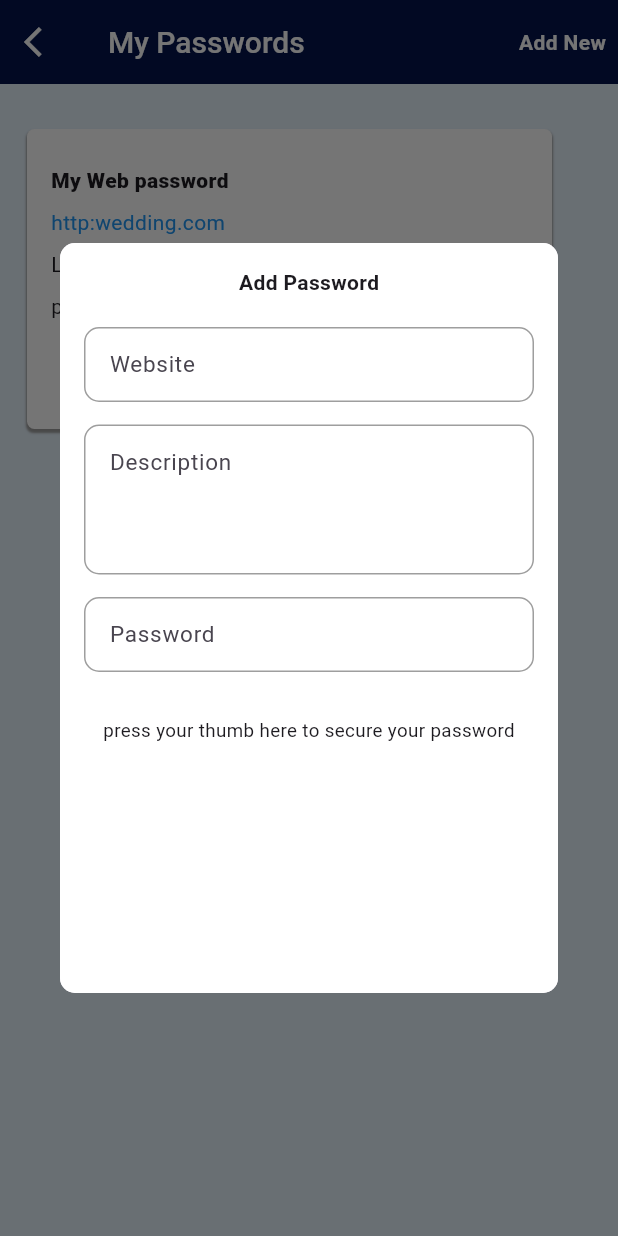
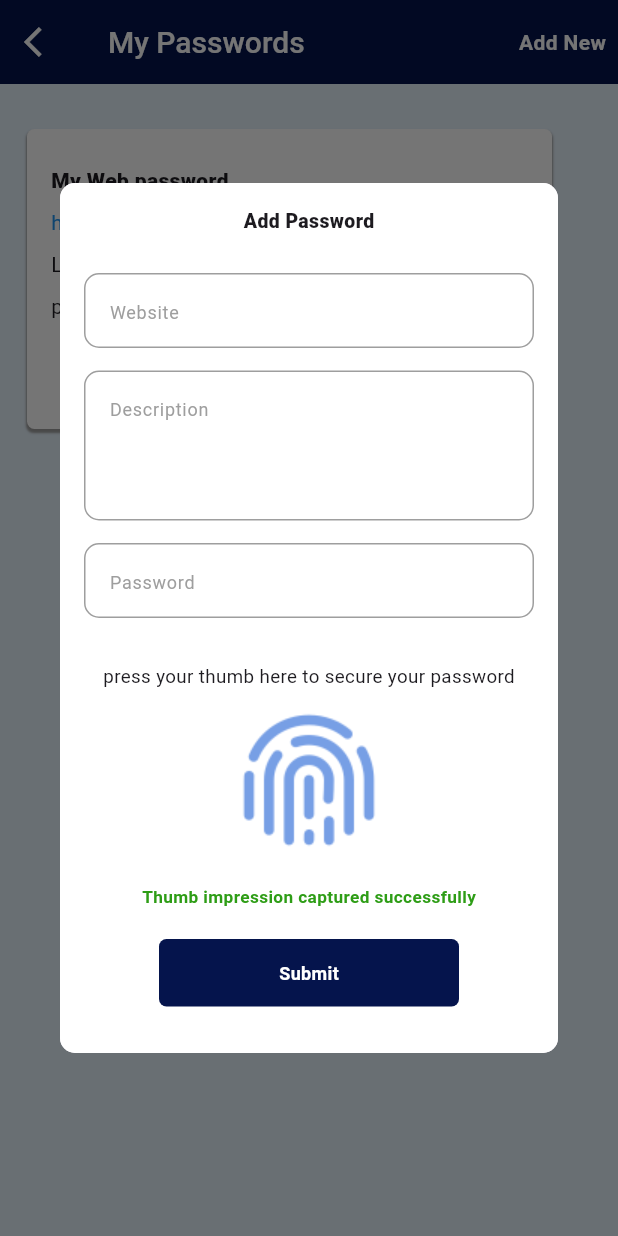
Before and after one commit to AthiraaAthi/project_way, a Flutter app: the PasswordsScreen screen opened directly, after a tap on "Add New", on a phone screen of 412 x 824 dp. Run offline on Flutter 3.47's test engine with Material 3 defaults, Android fonts, the phone set to English and light mode, and no system bars; our stand-ins replace carousel_slider, pinput, table_calendar.

Commit message:
completed add password dialog

```diff
--- a/lib/utils/image_constant/image_constant.dart
+++ b/lib/utils/image_constant/image_constant.dart
@@ -6,4 +6,5 @@ class ImageConstant {
   static String Profile = "assets/images/profile.png";
   static String Trophy = "assets/images/trophy.png";
   static String graph = "assets/images/graph.png";
+  static String fingerPrint = "assets/images/fingerprint.png";
 }
--- a/lib/view/passwords_screen/passwords_screen.dart
+++ b/lib/view/passwords_screen/passwords_screen.dart
@@ -1,6 +1,6 @@
 import 'package:flutter/material.dart';
-import 'package:flutter/widgets.dart';
 import 'package:project_way/utils/color_constant/color_constant.dart';
+import 'package:project_way/utils/image_constant/image_constant.dart';
 import 'package:project_way/view/passwords_screen/password_widget.dart';
 
 class PasswordsScreen extends StatelessWidget {
@@ -39,7 +39,7 @@ class PasswordsScreen extends StatelessWidget {
                         borderRadius: BorderRadius.circular(10),
                       ),
                       child: Container(
-                          height: 500,
+                          height: 580,
                           width: 400,
                           decoration: BoxDecoration(
                             color: Colors.white,
@@ -51,10 +51,12 @@ class PasswordsScreen extends StatelessWidget {
                               children: [
                                 Text(
                                   "Add Password",
-                                  style: TextStyle(fontWeight: FontWeight.w700),
+                                  style: TextStyle(
+                                      fontWeight: FontWeight.w900,
+                                      fontSize: 13),
                                 ),
                                 SizedBox(
-                                  height: 20,
+                                  height: 25,
                                 ),
                                 Container(
                                   height: 50,
@@ -64,11 +66,13 @@ class PasswordsScreen extends StatelessWidget {
                                       borderRadius: BorderRadius.circular(10)),
                                   child: TextField(
                                     decoration: InputDecoration(
-                                        contentPadding: EdgeInsets.symmetric(
-                                            horizontal: 16.0, vertical: 12.0),
-                                        border: InputBorder.none,
-                                        hintText: "Website",
-                                        hintStyle: TextStyle(fontSize: 15)),
+                                      contentPadding: EdgeInsets.symmetric(
+                                          horizontal: 16.0, vertical: 12.0),
+                                      border: InputBorder.none,
+                                      hintText: "Website",
+                                      hintStyle: TextStyle(
+                                          fontSize: 12, color: Colors.grey),
+                                    ),
                                   ),
                                 ),
                                 SizedBox(
@@ -86,7 +90,8 @@ class PasswordsScreen extends StatelessWidget {
                                             horizontal: 16.0, vertical: 12.0),
                                         border: InputBorder.none,
                                         hintText: "Description",
-                                        hintStyle: TextStyle(fontSize: 15)),
+                                        hintStyle: TextStyle(
+                                            fontSize: 12, color: Colors.grey)),
                                   ),
                                 ),
                                 SizedBox(
@@ -104,7 +109,8 @@ class PasswordsScreen extends StatelessWidget {
                                             horizontal: 16.0, vertical: 12.0),
                                         border: InputBorder.none,
                                         hintText: "Password",
-                                        hintStyle: TextStyle(fontSize: 15)),
+                                        hintStyle: TextStyle(
+                                            fontSize: 12, color: Colors.grey)),
                                   ),
                                 ),
                                 SizedBox(
@@ -114,6 +120,53 @@ class PasswordsScreen extends StatelessWidget {
                                   "press your thumb here to secure your password",
                                   style: TextStyle(fontSize: 12.5),
                                 ),
+                                SizedBox(
+                                  height: 10,
+                                ),
+                                Container(
+                                  height: 100,
+                                  width: 100,
+                                  decoration: BoxDecoration(
+                                    image: DecorationImage(
+                                      image:
+                                          AssetImage(ImageConstant.fingerPrint),
+                                    ),
+                                  ),
+                                ),
+                                SizedBox(
+                                  height: 20,
+                                ),
+                                Text(
+                                  "Thumb impression captured successfully",
+                                  style: TextStyle(
+                                      color: ColorConstant.defGreen,
+                                      fontSize: 11.5,
+                                      fontWeight: FontWeight.bold),
+                                ),
+                                SizedBox(
+                                  height: 20,
+                                ),
+                                InkWell(
+                                  onTap: () {
+                                    Navigator.pop(context);
+                                  },
+                                  child: Container(
+                                    height: 45,
+                                    width: 200,
+                                    decoration: BoxDecoration(
+                                        color: ColorConstant.defIndigo,
+                                        borderRadius: BorderRadius.circular(5)),
+                                    child: Center(
+                                      child: Text(
+                                        "Submit",
+                                        style: TextStyle(
+                                            color: Colors.white,
+                                            fontWeight: FontWeight.bold,
+                                            fontSize: 12),
+                                      ),
+                                    ),
+                                  ),
+                                )
                               ],
                             ),
                           )),
```
Also changed, not shown: assets/images/fingerprint.png (added).
